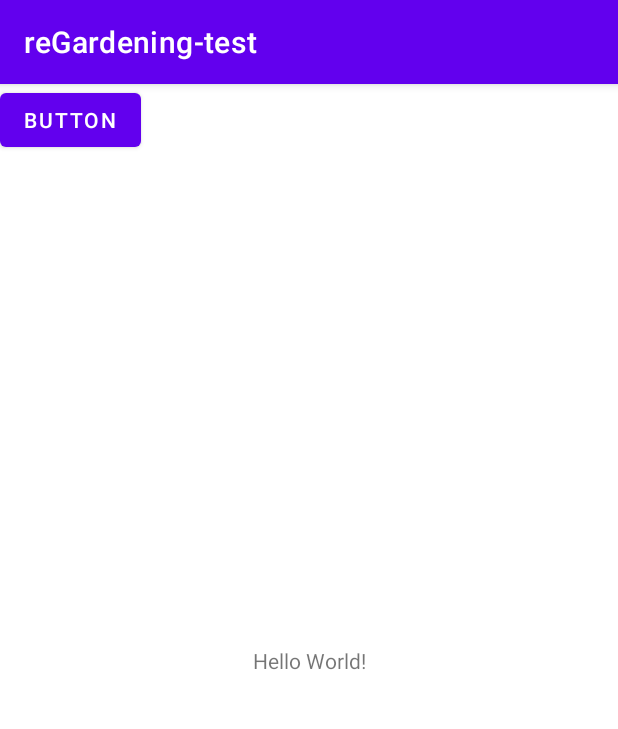
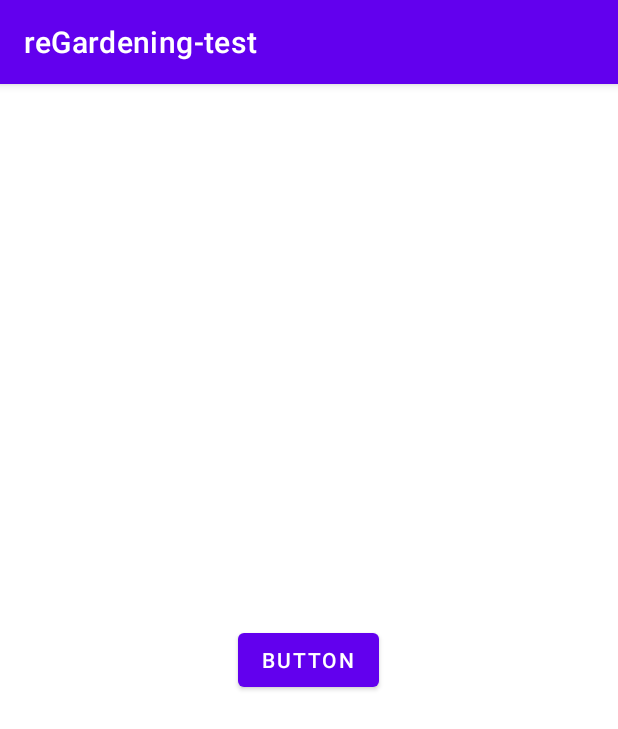
Before and after one commit to YRim99/reGardening-test, an Android app: the screen it shows after launch (MainActivity), on a phone screen of 412 x 824 dp. Shown: the top 729 px of the screen. Run offline under Robolectric (Android 15) with nearby library versions, the phone set to English and light mode, and no system bars.

Commit message:
버튼 추가

```diff
--- a/app/src/main/res/layout/activity_main.xml
+++ b/app/src/main/res/layout/activity_main.xml
@@ -19,8 +19,14 @@
         android:id="@+id/button"
         android:layout_width="wrap_content"
         android:layout_height="wrap_content"
+        android:layout_marginStart="158dp"
+        android:layout_marginTop="341dp"
+        android:layout_marginEnd="159dp"
+        android:layout_marginBottom="342dp"
         android:text="Button"
-        tools:layout_editor_absoluteX="158dp"
-        tools:layout_editor_absoluteY="341dp" />
+        app:layout_constraintBottom_toBottomOf="parent"
+        app:layout_constraintEnd_toEndOf="parent"
+        app:layout_constraintStart_toStartOf="parent"
+        app:layout_constraintTop_toTopOf="parent" />
 
 </androidx.constraintlayout.widget.ConstraintLayout>
```
